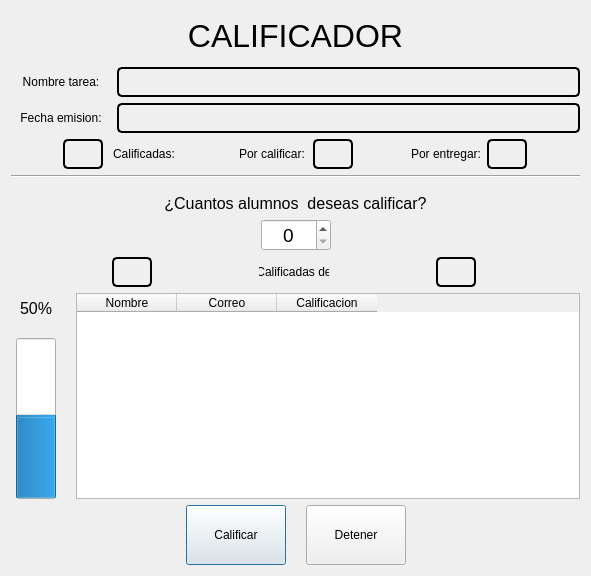
Old version of the form CUERPO/DISENO/TAREA/CalificadorTareas_d.ui in the repository ronihdzz/CACPY.
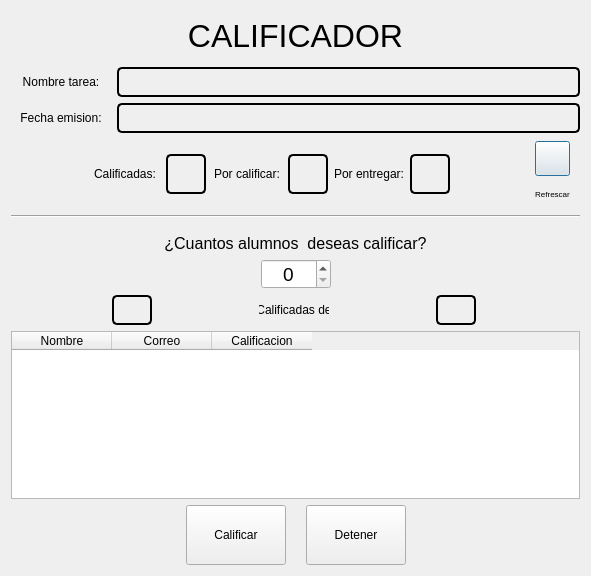
New version of the form. Icons and pictures are not drawn.

What changed in the file:
```diff
--- a/CUERPO/DISENO/TAREA/CalificadorTareas_d.ui
+++ b/CUERPO/DISENO/TAREA/CalificadorTareas_d.ui
@@ -13,7 +13,7 @@
   <property name="windowTitle">
    <string>Dialog</string>
   </property>
-  <layout class="QVBoxLayout" name="verticalLayout_2">
+  <layout class="QVBoxLayout" name="verticalLayout">
    <item>
     <widget class="QLabel" name="label">
      <property name="minimumSize">
@@ -154,31 +154,23 @@
      </item>
      <item>
       <layout class="QHBoxLayout" name="horizontalLayout_10">
+       <property name="rightMargin">
+        <number>10</number>
+       </property>
        <item>
         <layout class="QHBoxLayout" name="horizontalLayout">
          <item>
-          <widget class="QLabel" name="bel_noTareasCalificadasTotales">
-           <property name="minimumSize">
-            <size>
-             <width>30</width>
-             <height>30</height>
-            </size>
+          <spacer name="horizontalSpacer_5">
+           <property name="orientation">
+            <enum>Qt::Horizontal</enum>
            </property>
-           <property name="maximumSize">
+           <property name="sizeHint" stdset="0">
             <size>
              <width>40</width>
-             <height>40</height>
+             <height>20</height>
             </size>
            </property>
-           <property name="styleSheet">
-            <string notr="true">border: 2px solid   black;
-border-radius:5px
-</string>
-           </property>
-           <property name="text">
-            <string/>
-           </property>
-          </widget>
+          </spacer>
          </item>
          <item>
           <widget class="QLabel" name="label_3">
@@ -202,6 +194,33 @@
            </property>
           </widget>
          </item>
+         <item>
+          <widget class="QLabel" name="bel_noTareasCalificadasTotales">
+           <property name="minimumSize">
+            <size>
+             <width>40</width>
+             <height>30</height>
+            </size>
+           </property>
+           <property name="maximumSize">
+            <size>
+             <width>40</width>
+             <height>40</height>
+            </size>
+           </property>
+           <property name="styleSheet">
+            <string notr="true">border: 2px solid   black;
+border-radius:5px
+</string>
+           </property>
+           <property name="text">
+            <string/>
+           </property>
+           <property name="alignment">
+            <set>Qt::AlignCenter</set>
+           </property>
+          </widget>
+         </item>
         </layout>
        </item>
        <item>
@@ -232,7 +251,7 @@
           <widget class="QLabel" name="bel_noTareasPorCalificar">
            <property name="minimumSize">
             <size>
-             <width>30</width>
+             <width>40</width>
              <height>30</height>
             </size>
            </property>
@@ -250,6 +269,9 @@
            <property name="text">
             <string/>
            </property>
+           <property name="alignment">
+            <set>Qt::AlignCenter</set>
+           </property>
           </widget>
          </item>
         </layout>
@@ -282,7 +304,7 @@
           <widget class="QLabel" name="bel_noTareasPorEntregar">
            <property name="minimumSize">
             <size>
-             <width>30</width>
+             <width>40</width>
              <height>30</height>
             </size>
            </property>
@@ -299,6 +321,107 @@
            </property>
            <property name="text">
             <string/>
+           </property>
+           <property name="alignment">
+            <set>Qt::AlignCenter</set>
+           </property>
+          </widget>
+         </item>
+         <item>
+          <spacer name="horizontalSpacer_6">
+           <property name="orientation">
+            <enum>Qt::Horizontal</enum>
+           </property>
+           <property name="sizeHint" stdset="0">
+            <size>
+             <width>40</width>
+             <height>20</height>
+            </size>
+           </property>
+          </spacer>
+         </item>
+        </layout>
+       </item>
+       <item>
+        <layout class="QVBoxLayout" name="verticalLayout_5">
+         <property name="spacing">
+          <number>0</number>
+         </property>
+         <item>
+          <widget class="QPushButton" name="btn_actualizarInfoCourseworks">
+           <property name="minimumSize">
+            <size>
+             <width>35</width>
+             <height>35</height>
+            </size>
+           </property>
+           <property name="maximumSize">
+            <size>
+             <width>30</width>
+             <height>30</height>
+            </size>
+           </property>
+           <property name="sizeIncrement">
+            <size>
+             <width>0</width>
+             <height>0</height>
+            </size>
+           </property>
+           <property name="baseSize">
+            <size>
+             <width>30</width>
+             <height>30</height>
+            </size>
+           </property>
+           <property name="styleSheet">
+            <string notr="true">QPushButton {
+border-image: url(:/main/IMAGENES/cargar_off.png);
+ }
+
+QPushButton:hover {
+border-image: url(:/main/IMAGENES/cargar_on.png);
+}
+
+QPushButton:pressed {
+border-image: url(:/main/IMAGENES/cargar_off.png);
+}
+</string>
+           </property>
+           <property name="text">
+            <string/>
+           </property>
+          </widget>
+         </item>
+         <item>
+          <widget class="QLabel" name="label_11">
+           <property name="minimumSize">
+            <size>
+             <width>35</width>
+             <height>35</height>
+            </size>
+           </property>
+           <property name="maximumSize">
+            <size>
+             <width>30</width>
+             <height>30</height>
+            </size>
+           </property>
+           <property name="baseSize">
+            <size>
+             <width>30</width>
+             <height>30</height>
+            </size>
+           </property>
+           <property name="font">
+            <font>
+             <pointsize>6</pointsize>
+            </font>
+           </property>
+           <property name="text">
+            <string>Refrescar</string>
+           </property>
+           <property name="alignment">
+            <set>Qt::AlignCenter</set>
            </property>
           </widget>
          </item>
@@ -414,6 +537,9 @@
        <property name="text">
         <string/>
        </property>
+       <property name="alignment">
+        <set>Qt::AlignCenter</set>
+       </property>
       </widget>
      </item>
      <item>
@@ -460,6 +586,9 @@
        <property name="text">
         <string/>
        </property>
+       <property name="alignment">
+        <set>Qt::AlignCenter</set>
+       </property>
       </widget>
      </item>
     </layout>
@@ -469,67 +598,6 @@
      <property name="spacing">
       <number>15</number>
      </property>
-     <item>
-      <layout class="QVBoxLayout" name="verticalLayout">
-       <item>
-        <widget class="QLabel" name="label_7">
-         <property name="minimumSize">
-          <size>
-           <width>50</width>
-           <height>30</height>
-          </size>
-         </property>
-         <property name="font">
-          <font>
-           <pointsize>12</pointsize>
-          </font>
-         </property>
-         <property name="text">
-          <string>50%</string>
-         </property>
-         <property name="alignment">
-          <set>Qt::AlignCenter</set>
-         </property>
-        </widget>
-       </item>
-       <item alignment="Qt::AlignHCenter">
-        <widget class="QProgressBar" name="proBar_progresoCalif">
-         <property name="minimumSize">
-          <size>
-           <width>40</width>
-           <height>0</height>
-          </size>
-         </property>
-         <property name="font">
-          <font>
-           <pointsize>6</pointsize>
-          </font>
-         </property>
-         <property name="value">
-          <number>50</number>
-         </property>
-         <property name="alignment">
-          <set>Qt::AlignHCenter|Qt::AlignTop</set>
-         </property>
-         <property name="textVisible">
-          <bool>true</bool>
-         </property>
-         <property name="orientation">
-          <enum>Qt::Vertical</enum>
-         </property>
-         <property name="invertedAppearance">
-          <bool>false</bool>
-         </property>
-         <property name="textDirection">
-          <enum>QProgressBar::BottomToTop</enum>
-         </property>
-         <property name="format">
-          <string>%p%</string>
-         </property>
-        </widget>
-       </item>
-      </layout>
-     </item>
      <item>
       <widget class="QTableWidget" name="tableWidget_alumnosCalif">
        <property name="minimumSize">
```
Left out of the diff: 4 changed lines with no effect on the pictures.
